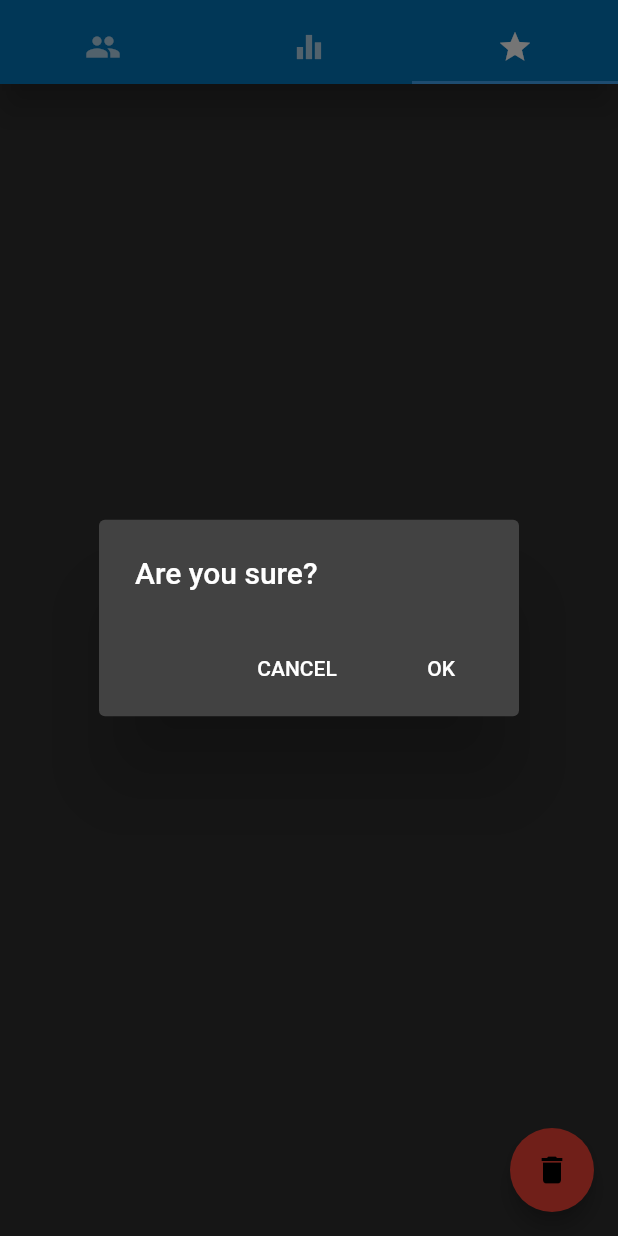
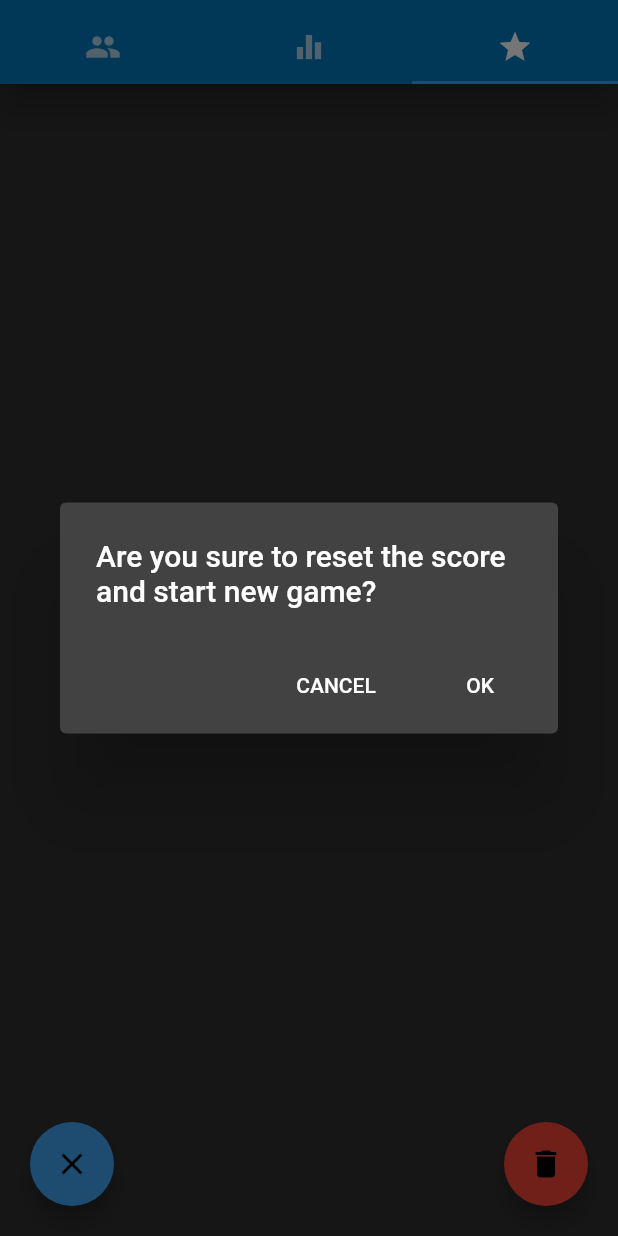
Before and after one commit to zmej-serow/eleven, a Flutter app: the screen it shows after launch, tab 3 chosen, after a tap on the "delete" icon, on a phone screen of 412 x 824 dp. Run offline on Flutter 3.47's test engine with Material 2 defaults, Android fonts, the phone set to English and light mode, and no system bars; our stand-ins replace flutter_colorpicker, numberpicker, shared_preferences; missing offline and left inert: audiofileplayer.

Commit message:
Fixed bug with non-playing blitz sound alarm. Added ability to explicitly finish the game.

```diff
--- a/lib/app_state.dart
+++ b/lib/app_state.dart
@@ -15,6 +15,7 @@ class AppState with ChangeNotifier {
   // defaults
   List<Player> _players = [];
   int _currentPlayer = 0;
+  bool _gameIsRunning = true;
   ThemeData _themeData;
   bool _blitz = false;
   Timer _timer;
@@ -29,6 +30,7 @@ class AppState with ChangeNotifier {
 
   // getters and setters
   List<Player> get getPlayers => _players;
+  bool get gameIsRunning => _gameIsRunning;
   Map get prefs => _themePrefs;
   bool get blitz => _blitz;
   String get timerAlarmSound => _timerAlarmSound.substring( // todo: fix this shit with regexp pattern matching?
@@ -38,6 +40,7 @@ class AppState with ChangeNotifier {
   ThemeData get theme => _themeData;
 
   set timerAlarmSound(String sound) {
+    print("sounds/$sound.mp3");
     _timerAlarmSound = "sounds/$sound.mp3";
     _save();    // TODO: don't forget to save timer value, cancel it and restart with old value and new sound!
   }
@@ -92,7 +95,7 @@ class AppState with ChangeNotifier {
     if (_timer != null) _timer.cancel();
     _players[_currentPlayer].addScore(score);
     if (_blitz) {
-      _timer = Timer(_timerDuration, () => Audio.load(_timerAlarmSound).play());
+      _timer = Timer(_timerDuration, () => Audio.load(_timerAlarmSound.replaceAll(' ', '_')).play());
     } else {
       _timer = null;
     }
@@ -105,7 +108,15 @@ class AppState with ChangeNotifier {
     _save();
   }
 
+  void finishGame() {
+    if (_timer != null) _timer.cancel();
+    _gameIsRunning = false;
+    _save();
+  }
+
   void newGame() {
+    if (_timer != null) _timer.cancel();
+    _gameIsRunning = true;
     _players.forEach((player) {player.scores = [];});
     _currentPlayer = 0;
     _save();
@@ -135,10 +146,12 @@ class AppState with ChangeNotifier {
     const String _spBlitzDuration = 'elevenBlitzDuration';
     const String _spBlitzAlarmSound = 'elevenBlitzAlarmSound';
     const String _spPrefs = 'elevenPreferences';
+    const String _spGameIsRunning = 'elevenGameIsRunning';
     final preferences = await SharedPreferences.getInstance();
 
     if (load) {
       _currentPlayer = preferences.getInt(_spCurrentPlayer) ?? 0;
+      _gameIsRunning = preferences.getBool(_spGameIsRunning) ?? true;
       var ps = json.decode(preferences.getString(_spPlayers) ?? "{}");
       _players = ps.isEmpty
           ? []
@@ -150,6 +163,7 @@ class AppState with ChangeNotifier {
       _updateTheme();
     } else {
       await preferences.setInt(_spCurrentPlayer, _currentPlayer);
+      await preferences.setBool(_spGameIsRunning, _gameIsRunning);
       await preferences.setString(_spPlayers, json.encode(_players));
       await preferences.setStringList(_spPrefs, serialize(_themePrefs));
       await preferences.setInt(_spBlitzDuration, _timerDuration.inMinutes);
--- a/lib/tabs/final_score_tab.dart
+++ b/lib/tabs/final_score_tab.dart
@@ -22,10 +22,24 @@ class FinalScoresState extends State<FinalScores> {
             for (var player in sortedPlayers) finalScore(player)
           ],
         ),
-        floatingActionButton: FloatingActionButton(
-          onPressed: () async => await resetScore(context) ? appState.newGame() : null,
-          backgroundColor: Colors.red,
-          child: Icon(Icons.delete),
+        floatingActionButtonLocation:
+          FloatingActionButtonLocation.centerDocked,
+        floatingActionButton: Padding(
+          padding: const EdgeInsets.all(20.0),
+          child: Row(
+            mainAxisAlignment: MainAxisAlignment.spaceBetween,
+            children: <Widget>[
+              FloatingActionButton(
+                onPressed: () async => await endGame(context) ? appState.finishGame() : null,
+                child: Icon(Icons.close),
+              ),
+              FloatingActionButton(
+                onPressed: () async => await resetScore(context) ? appState.newGame() : null,
+                backgroundColor: Colors.red,
+                child: Icon(Icons.delete),
+              )
+            ],
+          ),
         )
     );
   }
@@ -54,7 +68,32 @@ class FinalScoresState extends State<FinalScores> {
         context: context,
         builder: (BuildContext context) {
           return AlertDialog(
-            title: Text("Are you sure?"),
+            title: Text("Are you sure to reset the score and start new game?"),
+            actions: <Widget>[
+              FlatButton(
+                child: Text('CANCEL'),
+                onPressed: () {
+                  Navigator.of(context).pop(false);
+                },
+              ),
+              FlatButton(
+                child: Text('OK'),
+                onPressed: () {
+                  Navigator.of(context).pop(true);
+                },
+              ),
+            ],
+          );
+        }
+    );
+  }
+
+  Future<bool> endGame(BuildContext context) async {
+    return await showDialog(
+        context: context,
+        builder: (BuildContext context) {
+          return AlertDialog(
+            title: Text("Finish this game?"),
             actions: <Widget>[
               FlatButton(
                 child: Text('CANCEL'),
--- a/lib/tabs/game_tab.dart
+++ b/lib/tabs/game_tab.dart
@@ -62,7 +62,7 @@ class ScoresState extends State<Scores> {
       separatorBuilder: (context, index) => Divider(height: 0),
       itemBuilder: (context, index) {
         if (index == scores.length)
-          if (appState.isPlayerCurrent(player))
+          if (appState.isPlayerCurrent(player) && appState.gameIsRunning)
             return ListTile(
                 title: FloatingActionButton(
                   mini: true,
--- a/lib/tabs/players_tab.dart
+++ b/lib/tabs/players_tab.dart
@@ -20,7 +20,7 @@ class PlayersSelectionState extends State<PlayersSelection> {
         itemBuilder: (context, index) {
           return ListTile(
               title: Text(
-                appState.getPlayers[index].name,
+                appState.getPlayers[index].name ?? "",  // ????????
                 style: Theme.of(context).textTheme.headline5,
               ),
               trailing: Icon(Icons.delete),
```
Also changed, not shown: 4 other files.
